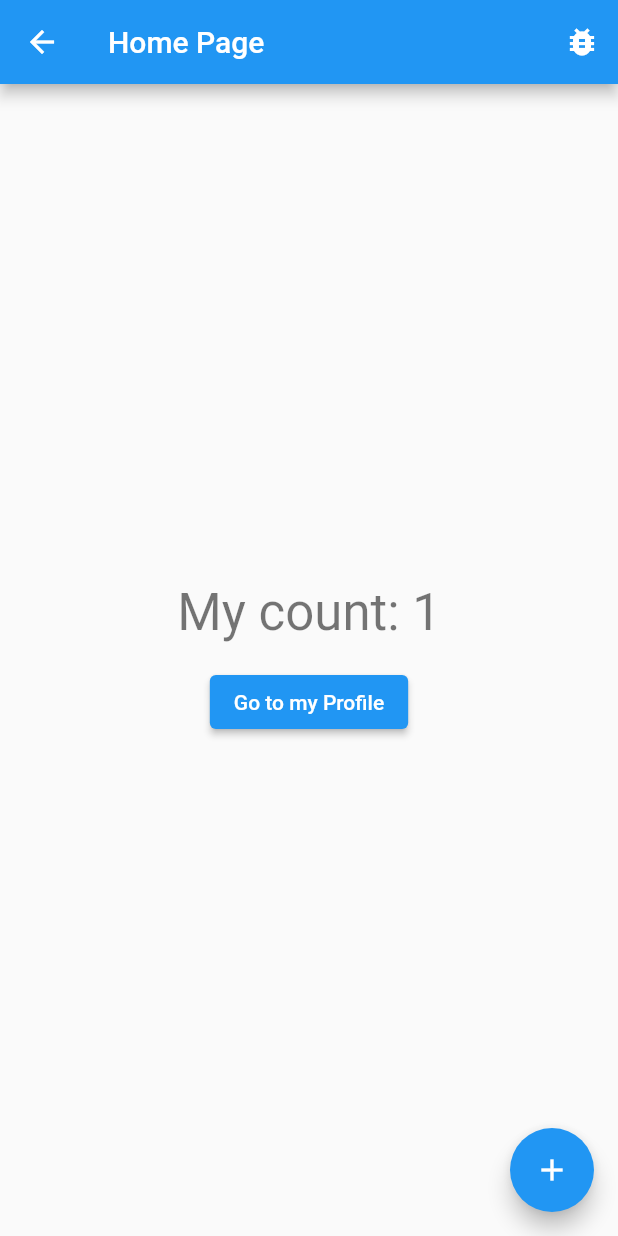
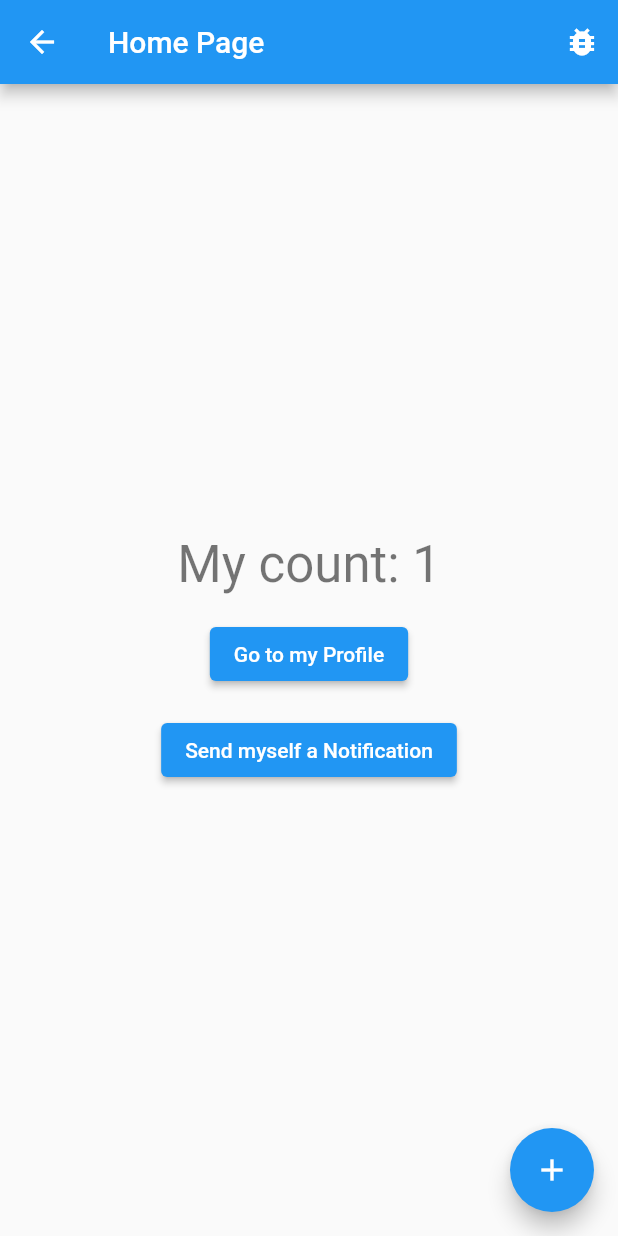
Before and after one commit to ixdlabs/flutter-firebase-template, a Flutter app: the HomePage screen opened by its route, after a tap on the "add" icon, on a phone screen of 412 x 824 dp. Run offline on Flutter 3.47's test engine with Material 2 defaults, Android fonts, the phone set to English and light mode, and no system bars; our stand-ins replace auto_route, cloud_firestore, firebase_auth, firebase_core, firebase_crashlytics, firebase_messaging and 4 more; missing offline and left inert: flutterfire_ui; accounts and stored records are empty; generated files the repository leaves out were written again.

Commit message:
Implement sending notifications to self

```diff
--- a/lib/app/home/home_page.dart
+++ b/lib/app/home/home_page.dart
@@ -2,6 +2,7 @@ import 'package:auto_route/auto_route.dart';
 import 'package:firebase_crashlytics/firebase_crashlytics.dart';
 import 'package:flutter/material.dart';
 import 'package:flutter_firebase_template/providers/count_provider.dart';
+import 'package:flutter_firebase_template/providers/fcm_provider.dart';
 import 'package:flutter_firebase_template/router/router.gr.dart';
 import 'package:flutter_firebase_template/widgets/default_scaffold.dart';
 import 'package:hooks_riverpod/hooks_riverpod.dart';
@@ -31,6 +32,14 @@ class HomePage extends ConsumerWidget {
               child: const Text("Go to my Profile"),
               onPressed: () => context.pushRoute(const ProfileRoute()),
             ),
+            const SizedBox(height: 16),
+            ElevatedButton(
+              child: const Text("Send myself a Notification"),
+              onPressed: () {
+                ref.read(fcmServiceProvider).sendSelfNotification(
+                    "Hello World", "This is a test notification");
+              },
+            ),
           ],
         ),
       ),
--- a/lib/services/fcm_service.dart
+++ b/lib/services/fcm_service.dart
@@ -2,6 +2,9 @@ class FcmEvent {
   final Map<String, dynamic> data;
 
   FcmEvent(this.data);
+
+  @override
+  String toString() => 'FcmEvent{data: $data}';
 }
 
 abstract class FcmService {
@@ -10,6 +13,8 @@ abstract class FcmService {
 
   Stream<FcmEvent> get fcmEventStream;
 
+  void sendSelfNotification(String title, String body);
+
   /// Dispose any resources/connections used by the service.
   void dispose();
 }
```
Also changed, not shown: lib/services/fcm_service_impl.dart (+18 -0 lines).
